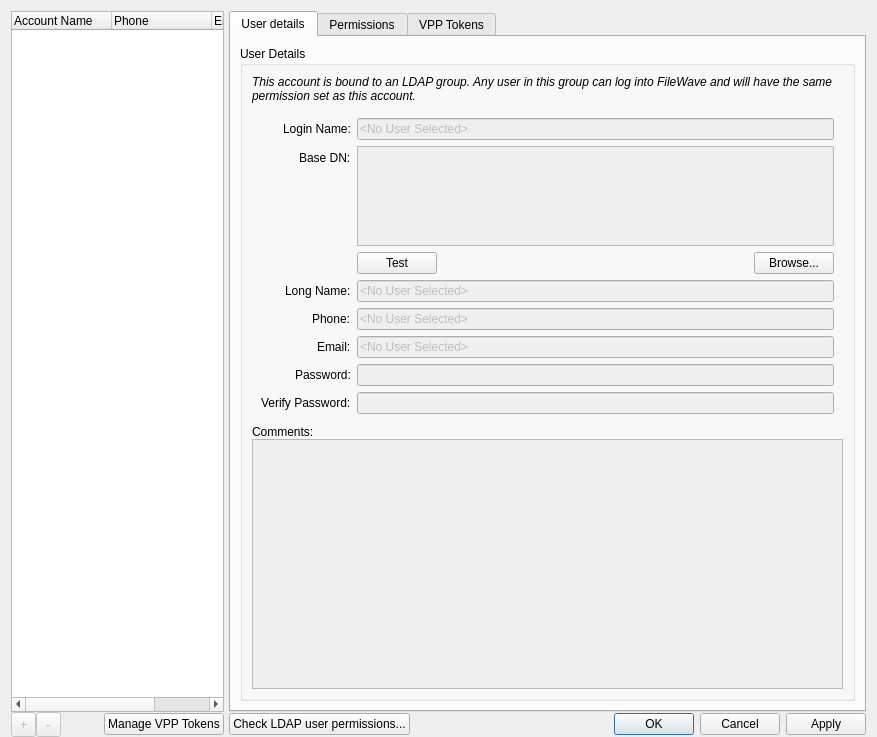
First picture: the form in FWAdminLib/AdminUserDlg.ui, repository fw-dev/translations, before the edit.
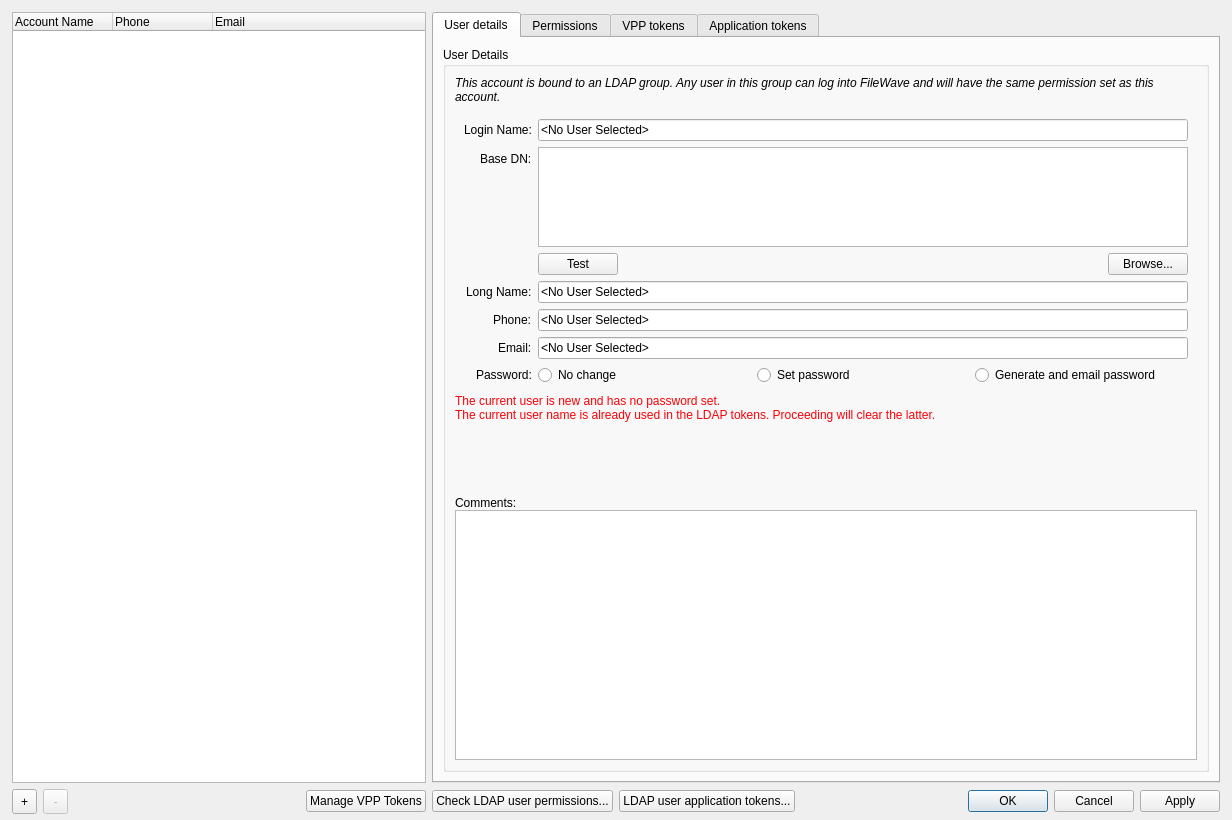
Second picture: the form after the edit. Custom widgets are drawn as their Qt base class.

```diff
--- a/FWAdminLib/AdminUserDlg.ui
+++ b/FWAdminLib/AdminUserDlg.ui
@@ -2,16 +2,33 @@
 <ui version="4.0">
  <class>CAdminUserDlg</class>
  <widget class="QWidget" name="CAdminUserDlg">
+  <property name="geometry">
+   <rect>
+    <x>0</x>
+    <y>0</y>
+    <width>1232</width>
+    <height>820</height>
+   </rect>
+  </property>
   <property name="windowTitle">
    <string>FileWave Administrators</string>
   </property>
   <layout class="QHBoxLayout" name="horizontalLayout">
+   <property name="leftMargin">
+    <number>12</number>
+   </property>
+   <property name="topMargin">
+    <number>12</number>
+   </property>
+   <property name="rightMargin">
+    <number>12</number>
+   </property>
    <property name="bottomMargin">
-    <number>0</number>
+    <number>6</number>
    </property>
    <item>
     <widget class="QWidget" name="widget_2" native="true">
-     <layout class="QGridLayout" name="gridLayout_7" columnstretch="1,3">
+     <layout class="QGridLayout" name="gridLayout">
       <property name="leftMargin">
        <number>0</number>
       </property>
@@ -24,38 +41,17 @@
       <property name="bottomMargin">
        <number>0</number>
       </property>
-      <property name="horizontalSpacing">
-       <number>5</number>
-      </property>
       <property name="verticalSpacing">
-       <number>0</number>
+       <number>6</number>
       </property>
-      <item row="0" column="0">
-       <widget class="StyledTreeWidget" name="treeWidgetAdminList">
-        <property name="alternatingRowColors">
-         <bool>true</bool>
-        </property>
-        <property name="rootIsDecorated">
-         <bool>false</bool>
-        </property>
-        <column>
+      <item row="1" column="3" rowspan="3">
+       <widget class="QPushButton" name="btnCheckLdapPermission">
          <property name="text">
-          <string>Account Name</string>
-         </property>
-        </column>
-        <column>
-         <property name="text">
-          <string>Phone</string>
-         </property>
-        </column>
-        <column>
-         <property name="text">
-          <string>Email</string>
-         </property>
-        </column>
+         <string>Check LDAP user permissions...</string>
+        </property>
        </widget>
       </item>
-      <item row="0" column="1">
+      <item row="0" column="3" colspan="5">
        <widget class="QTabWidget" name="tabWidget">
         <property name="currentIndex">
          <number>0</number>
@@ -113,9 +109,6 @@
                   </item>
                   <item row="0" column="1">
                    <widget class="QLineEdit" name="lineEditLoginName">
-                    <property name="enabled">
-                     <bool>false</bool>
-                    </property>
                     <property name="minimumSize">
                      <size>
                       <width>250</width>
@@ -136,9 +129,6 @@
                   </item>
                   <item row="2" column="1">
                    <widget class="QPlainTextEdit" name="lineEditBaseDN">
-                    <property name="enabled">
-                     <bool>false</bool>
-                    </property>
                     <property name="maximumSize">
                      <size>
                       <width>16777215</width>
@@ -150,6 +140,54 @@
                     </property>
                    </widget>
                   </item>
+                  <item row="3" column="1">
+                   <widget class="QWidget" name="ldapWidget" native="true">
+                    <layout class="QHBoxLayout" name="horizontalLayout_5">
+                     <property name="leftMargin">
+                      <number>0</number>
+                     </property>
+                     <property name="topMargin">
+                      <number>0</number>
+                     </property>
+                     <property name="rightMargin">
+                      <number>0</number>
+                     </property>
+                     <property name="bottomMargin">
+                      <number>0</number>
+                     </property>
+                     <item>
+                      <widget class="QPushButton" name="btnTestLdapGroup">
+                       <property name="text">
+                        <string>Test</string>
+                       </property>
+                      </widget>
+                     </item>
+                     <item>
+                      <spacer name="ldapSpacer">
+                       <property name="orientation">
+                        <enum>Qt::Horizontal</enum>
+                       </property>
+                       <property name="sizeType">
+                        <enum>QSizePolicy::MinimumExpanding</enum>
+                       </property>
+                       <property name="sizeHint" stdset="0">
+                        <size>
+                         <width>80</width>
+                         <height>0</height>
+                        </size>
+                       </property>
+                      </spacer>
+                     </item>
+                     <item>
+                      <widget class="QPushButton" name="btnBrowseLdap">
+                       <property name="text">
+                        <string>Browse...</string>
+                       </property>
+                      </widget>
+                     </item>
+                    </layout>
+                   </widget>
+                  </item>
                   <item row="4" column="0">
                    <widget class="QLabel" name="labelLongName">
                     <property name="text">
@@ -159,9 +197,6 @@
                   </item>
                   <item row="4" column="1">
                    <widget class="QLineEdit" name="lineEditLongName">
-                    <property name="enabled">
-                     <bool>false</bool>
-                    </property>
                     <property name="minimumSize">
                      <size>
                       <width>250</width>
@@ -182,9 +217,6 @@
                   </item>
                   <item row="5" column="1">
                    <widget class="QLineEdit" name="lineEditPhone">
-                    <property name="enabled">
-                     <bool>false</bool>
-                    </property>
                     <property name="minimumSize">
                      <size>
                       <width>250</width>
@@ -205,9 +237,6 @@
                   </item>
                   <item row="6" column="1">
                    <widget class="QLineEdit" name="lineEditEmail">
-                    <property name="enabled">
-                     <bool>false</bool>
-                    </property>
                     <property name="minimumSize">
                      <size>
                       <width>250</width>
@@ -227,47 +256,8 @@
                    </widget>
                   </item>
                   <item row="7" column="1">
-                   <widget class="QLineEdit" name="lineEditPassword">
-                    <property name="enabled">
-                     <bool>false</bool>
-                    </property>
-                    <property name="minimumSize">
-                     <size>
-                      <width>250</width>
-                      <height>0</height>
-                     </size>
-                    </property>
-                    <property name="echoMode">
-                     <enum>QLineEdit::Password</enum>
-                    </property>
-                   </widget>
-                  </item>
-                  <item row="8" column="0">
-                   <widget class="QLabel" name="labelVerifyPassword">
-                    <property name="text">
-                     <string>Verify Password:</string>
-                    </property>
-                   </widget>
-                  </item>
-                  <item row="8" column="1">
-                   <widget class="QLineEdit" name="lineEditVerifyPassword">
-                    <property name="enabled">
-                     <bool>false</bool>
-                    </property>
-                    <property name="minimumSize">
-                     <size>
-                      <width>250</width>
-                      <height>0</height>
-                     </size>
-                    </property>
-                    <property name="echoMode">
-                     <enum>QLineEdit::Password</enum>
-                    </property>
-                   </widget>
-                  </item>
-                  <item row="3" column="1">
-                   <widget class="QWidget" name="ldapWidget" native="true">
-                    <layout class="QHBoxLayout" name="horizontalLayout_5">
+                   <widget class="QWidget" name="passwordManagement" native="true">
+                    <layout class="QHBoxLayout" name="horizontalLayout_6">
                      <property name="leftMargin">
                       <number>0</number>
                      </property>
@@ -281,32 +271,23 @@
                       <number>0</number>
                      </property>
                      <item>
-                      <widget class="QPushButton" name="btnTestLdapGroup">
+                      <widget class="QRadioButton" name="rbNoPasswordChange">
                        <property name="text">
-                        <string>Test</string>
+                        <string>No change</string>
                        </property>
                       </widget>
                      </item>
                      <item>
-                      <spacer name="ldapSpacer">
-                       <property name="orientation">
-                        <enum>Qt::Horizontal</enum>
+                      <widget class="QRadioButton" name="rbSetPassword">
+                       <property name="text">
+                        <string>Set password</string>
                        </property>
-                       <property name="sizeType">
-                        <enum>QSizePolicy::MinimumExpanding</enum>
-                       </property>
-                       <property name="sizeHint" stdset="0">
-                        <size>
-                         <width>80</width>
-                         <height>0</height>
-                        </size>
-                       </property>
-                      </spacer>
+                      </widget>
                      </item>
                      <item>
-                      <widget class="QPushButton" name="btnBrowseLdap">
+                      <widget class="QRadioButton" name="rbGeneratePassword">
                        <property name="text">
-                        <string>Browse...</string>
+                        <string>Generate and email password</string>
                        </property>
                       </widget>
                      </item>
@@ -316,6 +297,94 @@
                  </layout>
                 </widget>
                </item>
+               <item>
+                <widget class="QLabel" name="passwordWarning">
+                 <property name="palette">
+                  <palette>
+                   <active>
+                    <colorrole role="WindowText">
+                     <brush brushstyle="SolidPattern">
+                      <color alpha="255">
+                       <red>252</red>
+                       <green>1</green>
+                       <blue>7</blue>
+                      </color>
+                     </brush>
+                    </colorrole>
+                   </active>
+                   <inactive>
+                    <colorrole role="WindowText">
+                     <brush brushstyle="SolidPattern">
+                      <color alpha="255">
+                       <red>252</red>
+                       <green>1</green>
+                       <blue>7</blue>
+                      </color>
+                     </brush>
+                    </colorrole>
+                   </inactive>
+                   <disabled>
+                    <colorrole role="WindowText">
+                     <brush brushstyle="SolidPattern">
+                      <color alpha="255">
+                       <red>127</red>
+                       <green>127</green>
+                       <blue>127</blue>
+                      </color>
+                     </brush>
+                    </colorrole>
+                   </disabled>
+                  </palette>
+                 </property>
+                 <property name="text">
+                  <string>The current user is new and has no password set.</string>
+                 </property>
+                </widget>
+               </item>
+               <item>
+                <widget class="QLabel" name="usernameWarning">
+                 <property name="palette">
+                  <palette>
+                   <active>
+                    <colorrole role="WindowText">
+                     <brush brushstyle="SolidPattern">
+                      <color alpha="255">
+                       <red>252</red>
+                       <green>1</green>
+                       <blue>7</blue>
+                      </color>
+                     </brush>
+                    </colorrole>
+                   </active>
+                   <inactive>
+                    <colorrole role="WindowText">
+                     <brush brushstyle="SolidPattern">
+                      <color alpha="255">
+                       <red>252</red>
+                       <green>1</green>
+                       <blue>7</blue>
+                      </color>
+                     </brush>
+                    </colorrole>
+                   </inactive>
+                   <disabled>
+                    <colorrole role="WindowText">
+                     <brush brushstyle="SolidPattern">
+                      <color alpha="255">
+                       <red>127</red>
+                       <green>127</green>
+                       <blue>127</blue>
+                      </color>
+                     </brush>
+                    </colorrole>
+                   </disabled>
+                  </palette>
+                 </property>
+                 <property name="text">
+                  <string>The current user name is already used in the LDAP tokens. Proceeding will clear the latter.</string>
+                 </property>
+                </widget>
+               </item>
                <item>
                 <spacer name="verticalSpacer_2">
                  <property name="orientation">
@@ -338,9 +407,6 @@
                </item>
                <item>
                 <widget class="QTextEdit" name="textEditComments">
-                 <property name="enabled">
-                  <bool>false</bool>
-                 </property>
                  <property name="sizePolicy">
                   <sizepolicy hsizetype="Expanding" vsizetype="Expanding">
                    <horstretch>0</horstretch>
@@ -386,13 +452,69 @@
            <number>0</number>
           </property>
           <item>
+           <widget class="QScrollArea" name="scrollArea">
+            <property name="frameShape">
+             <enum>QFrame::NoFrame</enum>
+            </property>
+            <property name="frameShadow">
+             <enum>QFrame::Plain</enum>
+            </property>
+            <property name="lineWidth">
+             <number>0</number>
+            </property>
+            <property name="horizontalScrollBarPolicy">
+             <enum>Qt::ScrollBarAlwaysOff</enum>
+            </property>
+            <property name="widgetResizable">
+             <bool>true</bool>
+            </property>
+            <widget class="QWidget" name="scrollAreaWidgetContents">
+             <property name="geometry">
+              <rect>
+               <x>0</x>
+               <y>0</y>
+               <width>865</width>
+               <height>732</height>
+              </rect>
+             </property>
+             <layout class="QVBoxLayout" name="verticalLayout_2">
+              <property name="leftMargin">
+               <number>0</number>
+              </property>
+              <property name="topMargin">
+               <number>0</number>
+              </property>
+              <property name="rightMargin">
+               <number>0</number>
+              </property>
+              <property name="bottomMargin">
+               <number>0</number>
+              </property>
+              <item>
            <widget class="AdminPermissionsWidget" name="permissions" native="true"/>
           </item>
+              <item>
+               <spacer name="verticalSpacer">
+                <property name="orientation">
+                 <enum>Qt::Vertical</enum>
+                </property>
+                <property name="sizeHint" stdset="0">
+                 <size>
+                  <width>20</width>
+                  <height>1</height>
+                 </size>
+                </property>
+               </spacer>
+              </item>
+             </layout>
+            </widget>
+           </widget>
+          </item>
          </layout>
         </widget>
         <widget class="QWidget" name="vppTokensTab">
          <attribute name="title">
-          <string>VPP Tokens</string>
+          <string>VPP tokens</string>
          </attribute>
          <layout class="QVBoxLayout" name="verticalLayout">
           <property name="leftMargin">
@@ -412,17 +534,47 @@
           </item>
          </layout>
         </widget>
-       </widget>
+        <widget class="AdminApplicationTokensWidget" name="appTokensTab">
+         <attribute name="title">
+          <string>Application tokens</string>
+         </attribute>
+        </widget>
+       </widget>
       </item>
-      <item row="1" column="0">
-       <layout class="QHBoxLayout" name="horizontalLayout_4">
-        <item>
+      <item row="1" column="7" rowspan="3">
+       <widget class="QDialogButtonBox" name="buttonBox">
+        <property name="sizePolicy">
+         <sizepolicy hsizetype="Fixed" vsizetype="Fixed">
+          <horstretch>0</horstretch>
+          <verstretch>0</verstretch>
+         </sizepolicy>
+        </property>
+        <property name="standardButtons">
+         <set>QDialogButtonBox::Apply|QDialogButtonBox::Cancel|QDialogButtonBox::Ok</set>
+        </property>
+        <property name="centerButtons">
+         <bool>false</bool>
+        </property>
+       </widget>
+      </item>
+      <item row="1" column="4" rowspan="3">
+       <widget class="QPushButton" name="btnLdapUserAppTokens">
+        <property name="text">
+         <string>LDAP user application tokens...</string>
+        </property>
+       </widget>
+      </item>
+      <item row="1" column="2" rowspan="3">
+       <widget class="QPushButton" name="vppTokenManagementButton">
+        <property name="text">
+         <string>Manage VPP Tokens</string>
+        </property>
+       </widget>
+      </item>
+      <item row="1" column="0" rowspan="3">
          <layout class="QHBoxLayout" name="horizontalLayout_2">
           <item>
            <widget class="QToolButton" name="buttonAddAdmin">
-            <property name="enabled">
-             <bool>false</bool>
-            </property>
             <property name="minimumSize">
              <size>
               <width>25</width>
@@ -467,48 +619,51 @@
           </item>
          </layout>
         </item>
-        <item>
+      <item row="0" column="0" colspan="3">
+       <widget class="StyledTreeWidget" name="treeWidgetAdminList">
+        <property name="minimumSize">
+         <size>
+          <width>300</width>
+          <height>0</height>
+         </size>
+        </property>
+        <property name="alternatingRowColors">
+         <bool>true</bool>
+        </property>
+        <property name="rootIsDecorated">
+         <bool>false</bool>
+        </property>
+        <column>
+         <property name="text">
+          <string>Account Name</string>
+         </property>
+        </column>
+        <column>
+         <property name="text">
+          <string>Phone</string>
+         </property>
+        </column>
+        <column>
+         <property name="text">
+          <string>Email</string>
+         </property>
+        </column>
+       </widget>
+      </item>
+      <item row="2" column="1">
          <spacer name="horizontalSpacer_2">
           <property name="orientation">
            <enum>Qt::Horizontal</enum>
           </property>
           <property name="sizeHint" stdset="0">
            <size>
-            <width>0</width>
-            <height>0</height>
+          <width>58</width>
+          <height>13</height>
            </size>
           </property>
          </spacer>
         </item>
-        <item>
-         <widget class="LockButton" name="buttonReserve" native="true"/>
-        </item>
-        <item>
-         <widget class="QLabel" name="labelReserve">
-          <property name="text">
-           <string/>
-          </property>
-         </widget>
-        </item>
-        <item>
-         <widget class="QPushButton" name="vppTokenManagementButton">
-          <property name="text">
-           <string>Manage VPP Tokens</string>
-          </property>
-         </widget>
-        </item>
-       </layout>
-      </item>
-      <item row="1" column="1">
-       <layout class="QHBoxLayout" name="horizontalLayout_3">
-        <item>
-         <widget class="QPushButton" name="btnCheckLdapPermission">
-          <property name="text">
-           <string>Check LDAP user permissions...</string>
-          </property>
-         </widget>
-        </item>
-        <item>
+      <item row="1" column="5" rowspan="3" colspan="2">
          <widget class="QLabel" name="labelWarning">
           <property name="minimumSize">
            <size>
@@ -561,48 +716,23 @@
           </property>
          </widget>
         </item>
-        <item>
-         <spacer name="horizontalSpacer_4">
-          <property name="orientation">
-           <enum>Qt::Horizontal</enum>
-          </property>
-          <property name="sizeHint" stdset="0">
-           <size>
-            <width>0</width>
-            <height>0</height>
-           </size>
-          </property>
-         </spacer>
-        </item>
-        <item>
-         <widget class="QDialogButtonBox" name="buttonBox">
-          <property name="standardButtons">
-           <set>QDialogButtonBox::Apply|QDialogButtonBox::Cancel|QDialogButtonBox::Ok</set>
-          </property>
-          <property name="centerButtons">
-           <bool>false</bool>
-          </property>
-         </widget>
-        </item>
-       </layout>
-      </item>
      </layout>
     </widget>
    </item>
   </layout>
  </widget>
  <customwidgets>
+  <customwidget>
+   <class>AdminApplicationTokensWidget</class>
+   <extends>QWidget</extends>
+   <header>FWAdminLib/AdminApplicationTokensWidget.h</header>
+   <container>1</container>
+  </customwidget>
   <customwidget>
    <class>StyledTreeWidget</class>
    <extends>QTreeWidget</extends>
    <header>FileWaveGuiLib/styledviews/styledtreeview.h</header>
   </customwidget>
-  <customwidget>
-   <class>LockButton</class>
-   <extends>QWidget</extends>
-   <header>FileWaveGuiLib/lockbutton/lockbutton.h</header>
-   <container>1</container>
-  </customwidget>
   <customwidget>
    <class>AdminPermissionsWidget</class>
    <extends>QWidget</extends>
```
Left out of the diff: 15 changed lines with no effect on the pictures. Lines whose indentation alone changed are shown as unchanged.
